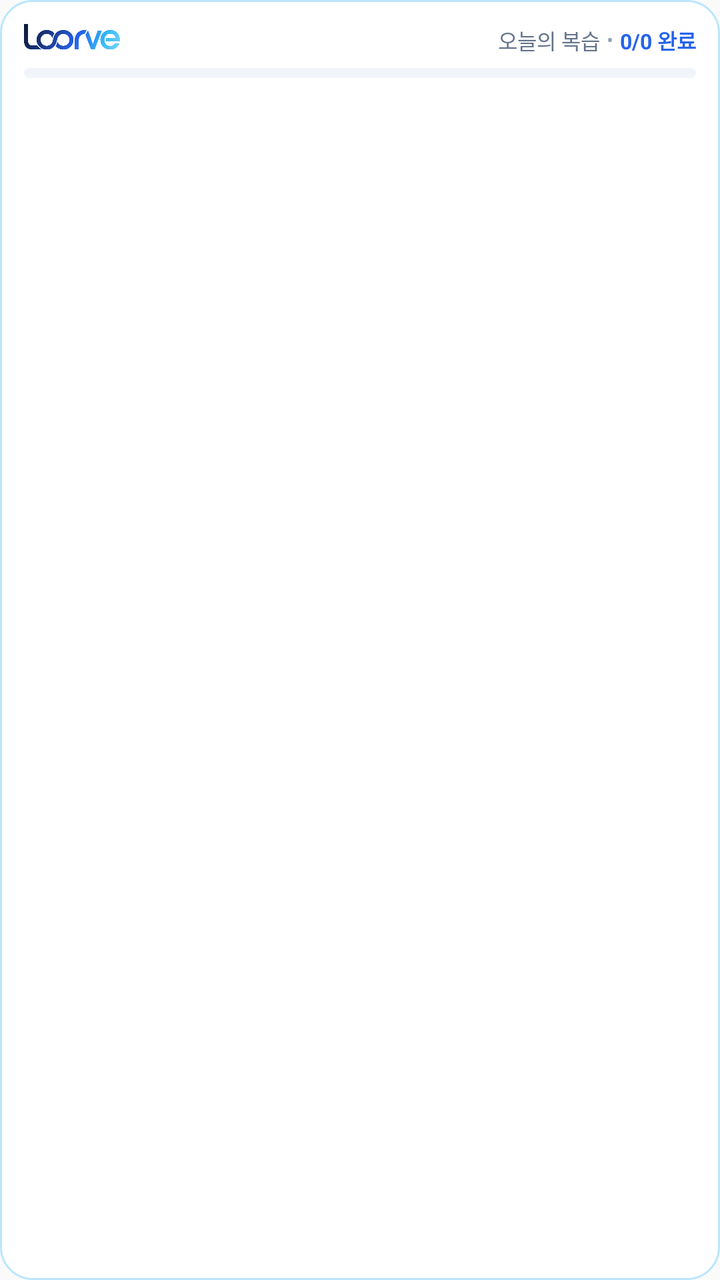
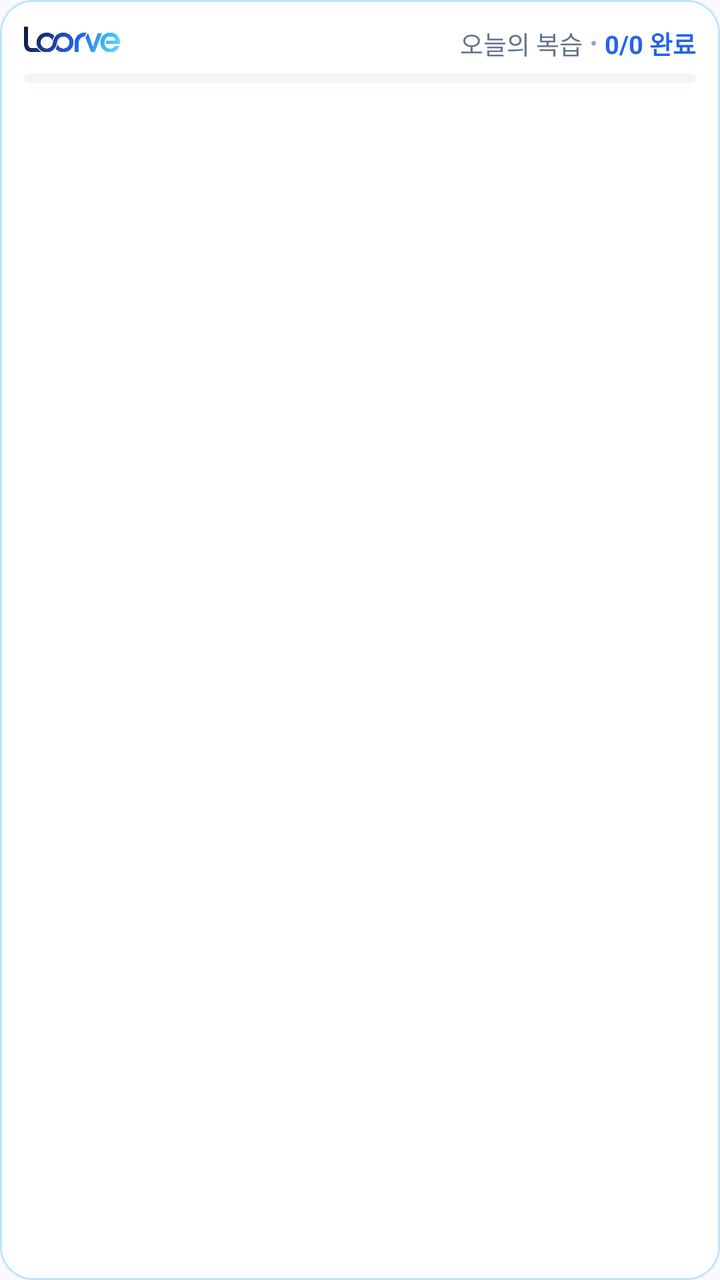

Screens rendered from an Android XML layout before and after an edit, with the pre-edit source and the edit as a unified diff.
<!-- AndroidManifest.xml: application theme Theme.Loorve -->
<!-- res/layout/widget_today_review_4x2.xml -->
<?xml version="1.0" encoding="utf-8"?>
<LinearLayout xmlns:android="http://schemas.android.com/apk/res/android"
    android:id="@+id/widget_root"
    android:layout_width="match_parent"
    android:layout_height="match_parent"
    android:background="@drawable/widget_bg"
    android:orientation="vertical"
    android:padding="12dp">

    
    <LinearLayout
        android:id="@+id/widget_header"
        android:layout_width="match_parent"
        android:layout_height="wrap_content"
        android:gravity="center_vertical"
        android:orientation="horizontal">

        
        <ImageView
            android:id="@+id/widget_logo"
            android:layout_width="48dp"
            android:layout_height="16dp"
            android:adjustViewBounds="true"
            android:scaleType="fitStart"
            android:src="@drawable/loorve_wordmark" />

        
        <FrameLayout
            android:layout_width="0dp"
            android:layout_height="1dp"
            android:layout_weight="1" />

        
        <LinearLayout
            android:layout_width="wrap_content"
            android:layout_height="wrap_content"
            android:gravity="center_vertical|end"
            android:orientation="horizontal">

            <TextView
                android:id="@+id/widget_date_text"
                android:layout_width="wrap_content"
                android:layout_height="wrap_content"
                android:ellipsize="end"
                android:maxLines="1"
                android:text="오늘의 복습"
                android:textColor="#64748B"
                android:textSize="10.5sp" />

            <TextView
                android:id="@+id/widget_dot_separator"
                android:layout_width="wrap_content"
                android:layout_height="wrap_content"
                android:paddingHorizontal="1dp"
                android:text=" • "
                android:textColor="#94A3B8"
                android:textSize="10sp" />

            <TextView
                android:id="@+id/widget_progress_text"
                android:layout_width="wrap_content"
                android:layout_height="wrap_content"
                android:text="0/0 완료"
                android:textColor="#2563EB"
                android:textSize="10.5sp"
                android:textStyle="bold" />
        </LinearLayout>
    </LinearLayout>

    
    <ProgressBar
        android:id="@+id/widget_progress_bar"
        style="?android:attr/progressBarStyleHorizontal"
        android:layout_width="match_parent"
        android:layout_height="5dp"
        android:layout_marginTop="6dp"
        android:layout_marginBottom="6dp"
        android:max="100"
        android:progress="0"
        android:progressDrawable="@drawable/widget_progress_bar" />

    
    <FrameLayout
        android:layout_width="match_parent"
        android:layout_height="0dp"
        android:layout_weight="1">

        <TextView
            android:id="@+id/widget_empty_text"
            android:layout_width="match_parent"
            android:layout_height="match_parent"
            android:gravity="center"
            android:text="오늘 예정된 복습이 없습니다 👍"
            android:textColor="#94A3B8"
            android:textSize="12sp"
            android:visibility="gone" />

        <ListView
            android:id="@+id/widget_list_view"
            android:layout_width="match_parent"
            android:layout_height="match_parent"
            android:divider="@null"
            android:dividerHeight="0dp"
            android:scrollbars="vertical" />
    </FrameLayout>

</LinearLayout>
<!-- resources referenced by this layout -->
<resources>
  <!-- drawable loorve_wordmark: png bitmap (drawable, 18310 bytes) -->
  <!-- drawable widget_bg (drawable) -->
  <?xml version="1.0" encoding="utf-8"?>
  <shape xmlns:android="http://schemas.android.com/apk/res/android"
      android:shape="rectangle">
      <solid android:color="#FFFFFF" />
      <corners android:radius="16dp" />
      <stroke
          android:width="1dp"
          android:color="#BAE6FD" />
  </shape>
  <!-- drawable widget_progress_bar (drawable) -->
  <?xml version="1.0" encoding="utf-8"?>
  <layer-list xmlns:android="http://schemas.android.com/apk/res/android">
      <item android:id="@android:id/background">
          <shape>
              <corners android:radius="4dp" />
              <solid android:color="#F1F5F9" />
          </shape>
      </item>
      <item android:id="@android:id/progress">
          <clip>
              <shape>
                  <corners android:radius="4dp" />
                  <gradient
                      android:angle="0"
                      android:startColor="#0B1930"
                      android:centerColor="#2563EB"
                      android:endColor="#38BDF8"
                      android:type="linear" />
              </shape>
          </clip>
      </item>
  </layer-list>
  <style name="Theme.Loorve" parent="android:Theme.Material.Light.NoActionBar">
      </style>
</resources>

<!-- the commit's change to res/layout/widget_today_review_4x2.xml (unified diff, before → after) -->
@@ -45,7 +45,7 @@
                 android:maxLines="1"
                 android:text="오늘의 복습"
                 android:textColor="#64748B"
-                android:textSize="10.5sp" />
+                android:textSize="12.5sp" />
 
             <TextView
                 android:id="@+id/widget_dot_separator"
@@ -54,7 +54,7 @@
                 android:paddingHorizontal="1dp"
                 android:text=" • "
                 android:textColor="#94A3B8"
-                android:textSize="10sp" />
+                android:textSize="11sp" />
 
             <TextView
                 android:id="@+id/widget_progress_text"
@@ -62,7 +62,7 @@
                 android:layout_height="wrap_content"
                 android:text="0/0 완료"
                 android:textColor="#2563EB"
-                android:textSize="10.5sp"
+                android:textSize="12.5sp"
                 android:textStyle="bold" />
         </LinearLayout>
     </LinearLayout>
@@ -92,7 +92,7 @@
             android:gravity="center"
             android:text="오늘 예정된 복습이 없습니다 👍"
             android:textColor="#94A3B8"
-            android:textSize="12sp"
+            android:textSize="14sp"
             android:visibility="gone" />
 
         <ListView
